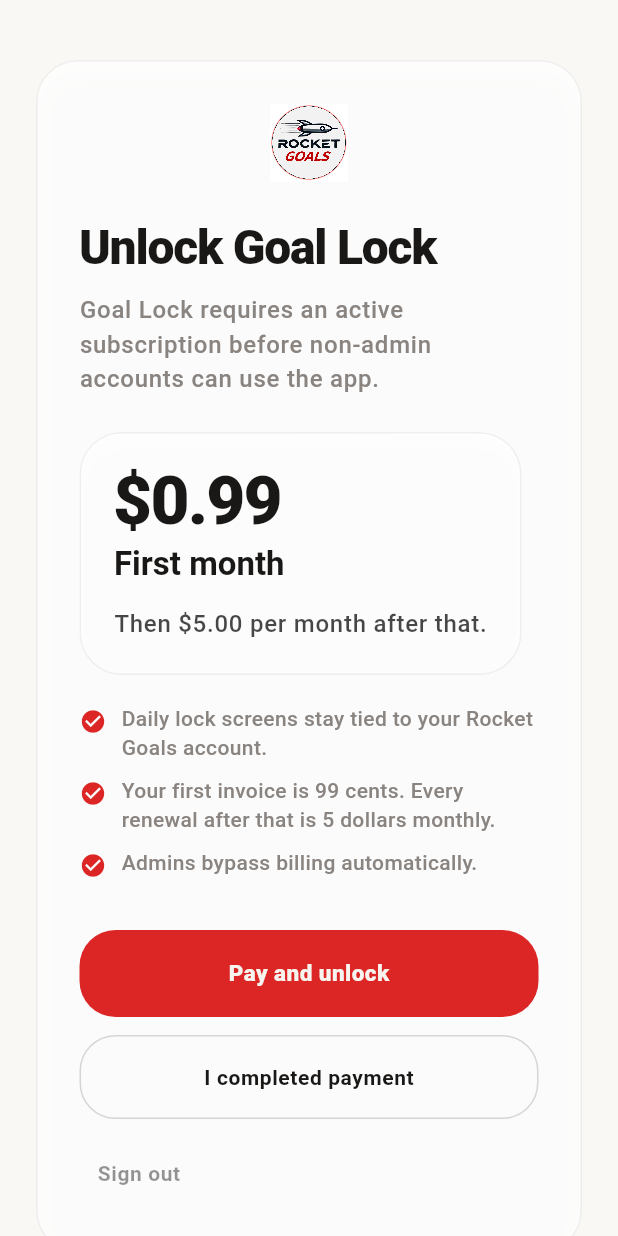
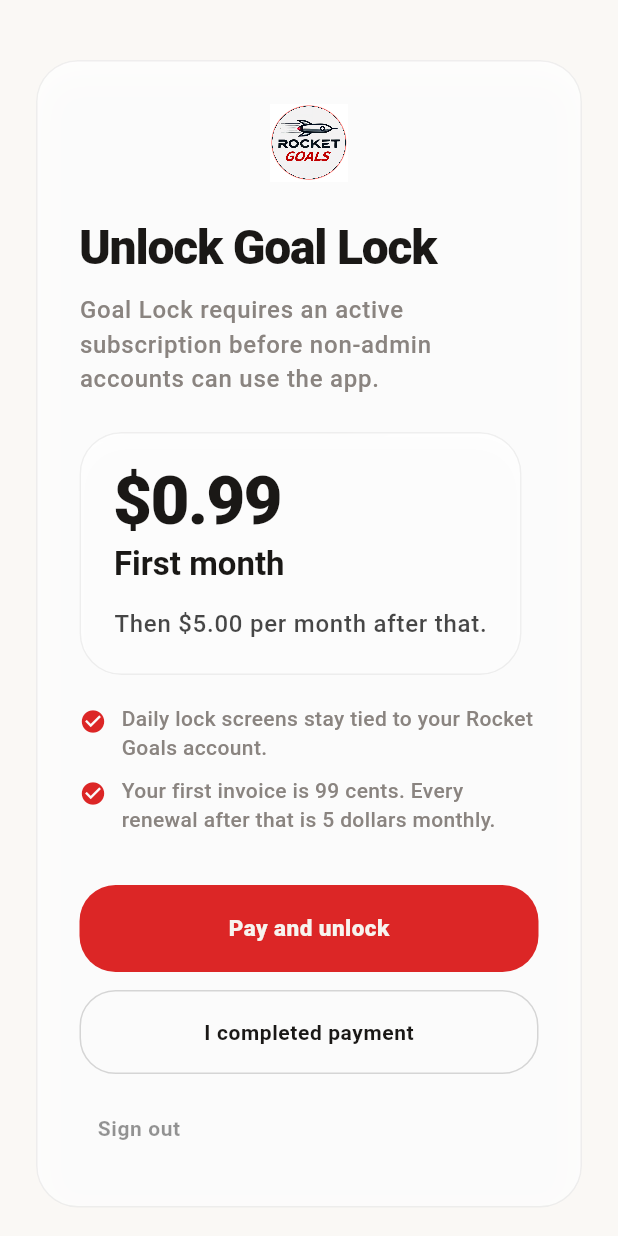
Before and after one commit to EdmondMbadu/rocket_reminder, a Flutter app: the _BillingView widget shown alone on an empty page, opened directly with empty values, on a phone screen of 412 x 824 dp. Run offline on Flutter 3.47's test engine with Material 3 defaults, Android fonts, the phone set to English and light mode, and no system bars; accounts and stored records are empty.

Commit message:
fixd text

```diff
--- a/lib/src/app.dart
+++ b/lib/src/app.dart
@@ -542,7 +542,6 @@
                 for (final line in const [
                   'Daily lock screens stay tied to your Rocket Goals account.',
                   'Your first invoice is 99 cents. Every renewal after that is 5 dollars monthly.',
-                  'Admins bypass billing automatically.',
                 ])
                   Padding(
                     padding: const EdgeInsets.only(bottom: 10),
```
Also changed, not shown: 2 other files.
